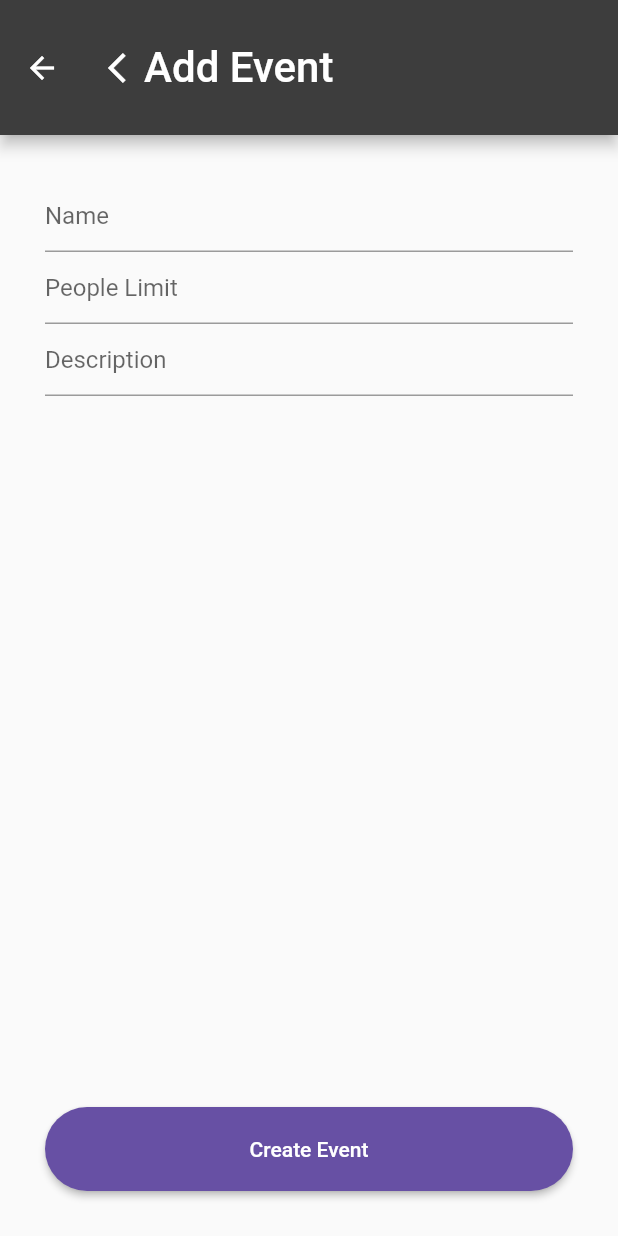
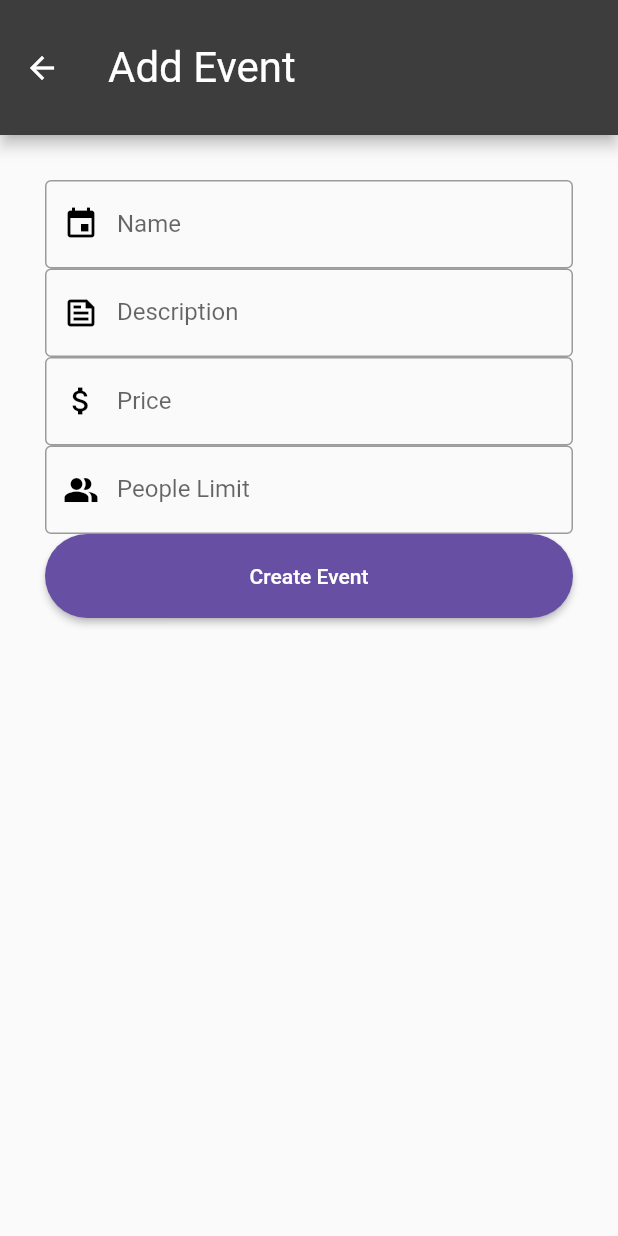
Before and after one commit to brfideliza/brfideliza, a Flutter app: the AddEventScreen screen opened by its route, on a phone screen of 412 x 824 dp. Run offline on Flutter 3.47's test engine with Material 2 defaults, Android fonts, the phone set to English and light mode, and no system bars; our stand-ins replace carousel_slider, cloud_firestore, firebase_auth, firebase_core, fluttertoast, persistent_bottom_nav_bar; accounts and stored records are empty.

Commit message:
refactor: front-end of AddEventScreen

```diff
--- a/lib/main.dart
+++ b/lib/main.dart
@@ -33,7 +33,7 @@ class BrFideliza extends StatelessWidget {
     return MaterialApp(
       title: "BrFideliza",
       theme: ThemeData(),
-      initialRoute: EventsListScreen.id,
+      initialRoute: AddEventScreen.id,
       routes: {
         SplashScreen.id: (context) => const SplashScreen(),
         LoginScreen.id: (context) => const LoginScreen(),
--- a/lib/models/event_model.dart
+++ b/lib/models/event_model.dart
@@ -12,6 +12,7 @@ addEvent(
   String name,
   String description,
   String peopleLimit,
+  String price,
 ) {
   // final capitalizedName = name
   //     .split(' ')
@@ -21,6 +22,7 @@ addEvent(
     "name": name,
     "description": description,
     "people_limit": peopleLimit,
+    "price": price,
   };
 
   db
--- a/lib/screens/events/add_event_screen.dart
+++ b/lib/screens/events/add_event_screen.dart
@@ -5,7 +5,7 @@ import '../../models/event_model.dart';
 import '../initials/explore_screen.dart';
 
 class AddEventScreen extends StatefulWidget {
-  const AddEventScreen({super.key});
+  const AddEventScreen({Key? key}) : super(key: key);
   static const String id = 'add_event';
 
   @override
@@ -15,7 +15,8 @@ class AddEventScreen extends StatefulWidget {
 class _AddEventScreenState extends State<AddEventScreen> {
   final TextEditingController eventName = TextEditingController(),
       eventDescription = TextEditingController(),
-      eventPeopleLimit = TextEditingController();
+      eventPeopleLimit = TextEditingController(),
+      eventPrice = TextEditingController();
   final _addEventFormKey = GlobalKey<FormState>();
 
   @override
@@ -23,19 +24,18 @@ class _AddEventScreenState extends State<AddEventScreen> {
     return SafeArea(
       child: Scaffold(
         appBar: AppBar(
-            title: const Row(
-              children: [
-                Icon(Icons.arrow_back_ios),
-                Text(
+          title: const Text(
             "Add Event",
-                  style: TextStyle(fontSize: 28),
+            style: TextStyle(
+              fontSize: 28,
+              fontWeight: FontWeight.normal,
             ),
-              ],
           ),
           backgroundColor: const Color(0xFF3D3D3D),
           toolbarHeight: 90,
         ),
-          body: Form(
+        body: SingleChildScrollView(
+          child: Form(
             key: _addEventFormKey,
             child: Padding(
               padding: const EdgeInsets.all(30.0),
@@ -47,20 +47,50 @@ class _AddEventScreenState extends State<AddEventScreen> {
                       TextField(
                         controller: eventName,
                         textCapitalization: TextCapitalization.words,
-                        decoration: const InputDecoration(hintText: 'Name'),
+                        decoration: const InputDecoration(
+                          labelText: 'Name',
+                          border: OutlineInputBorder(),
+                          prefixIcon: Icon(
+                            Icons.event,
+                            color: Colors.black,
                           ),
-                      TextField(
-                        controller: eventPeopleLimit,
-                        decoration:
-                            const InputDecoration(hintText: 'People Limit'),
+                        ),
                       ),
                       TextField(
                         controller: eventDescription,
                         keyboardType: TextInputType.multiline,
                         minLines: 1,
                         maxLines: 4,
-                        decoration:
-                            const InputDecoration(hintText: 'Description'),
+                        decoration: const InputDecoration(
+                          labelText: 'Description',
+                          border: OutlineInputBorder(),
+                          prefixIcon: Icon(
+                            Icons.feed_outlined,
+                            color: Colors.black,
+                          ),
+                        ),
+                      ),
+                      TextField(
+                        controller: eventPrice,
+                        decoration: const InputDecoration(
+                          labelText: 'Price',
+                          border: OutlineInputBorder(),
+                          prefixIcon: Icon(
+                            Icons.attach_money,
+                            color: Colors.black,
+                          ),
+                        ),
+                      ),
+                      TextField(
+                        controller: eventPeopleLimit,
+                        decoration: const InputDecoration(
+                          labelText: 'People Limit',
+                          border: OutlineInputBorder(),
+                          prefixIcon: Icon(
+                            Icons.people_alt,
+                            color: Colors.black,
+                          ),
+                        ),
                       ),
                     ],
                   ),
@@ -75,13 +105,14 @@ class _AddEventScreenState extends State<AddEventScreen> {
                                 eventName.text,
                                 eventDescription.text,
                                 eventPeopleLimit.text,
+                                eventPrice.text,
                               );
                               _addEventFormKey.currentState?.reset();
                               Navigator.push(
                                 context,
                                 MaterialPageRoute(
-                                    builder: (context) =>
-                                        const ExploreScreen()),
+                                  builder: (context) => const ExploreScreen(),
+                                ),
                               );
                             });
                           },
@@ -93,7 +124,9 @@ class _AddEventScreenState extends State<AddEventScreen> {
                 ],
               ),
             ),
-          )),
+          ),
+        ),
+      ),
     );
   }
 }
```
Lines whose indentation alone changed are shown as unchanged.
